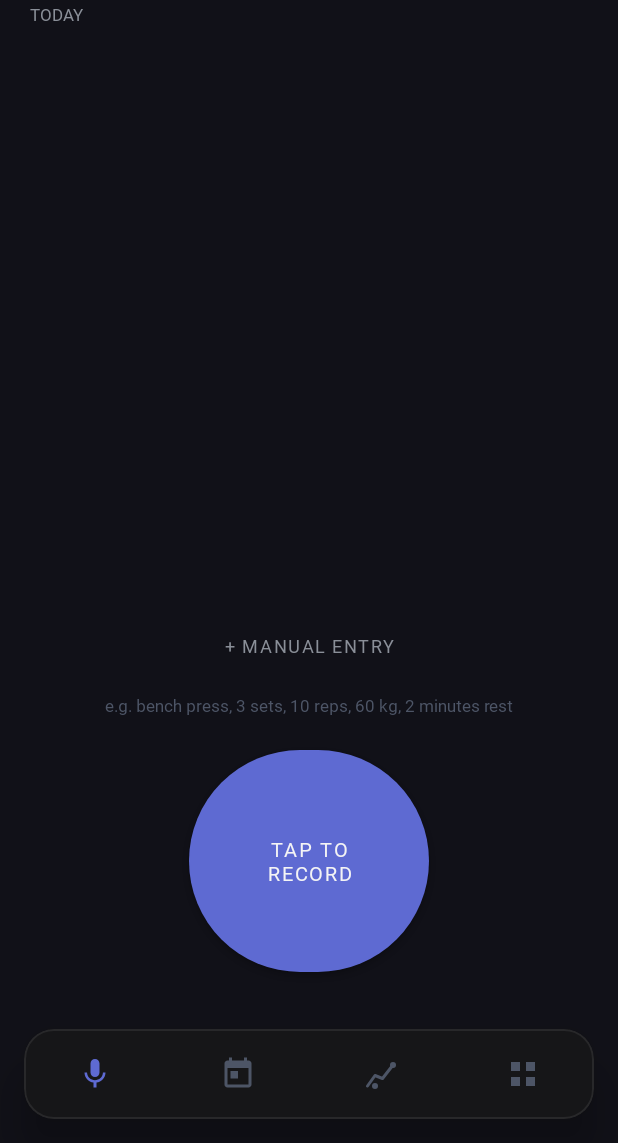
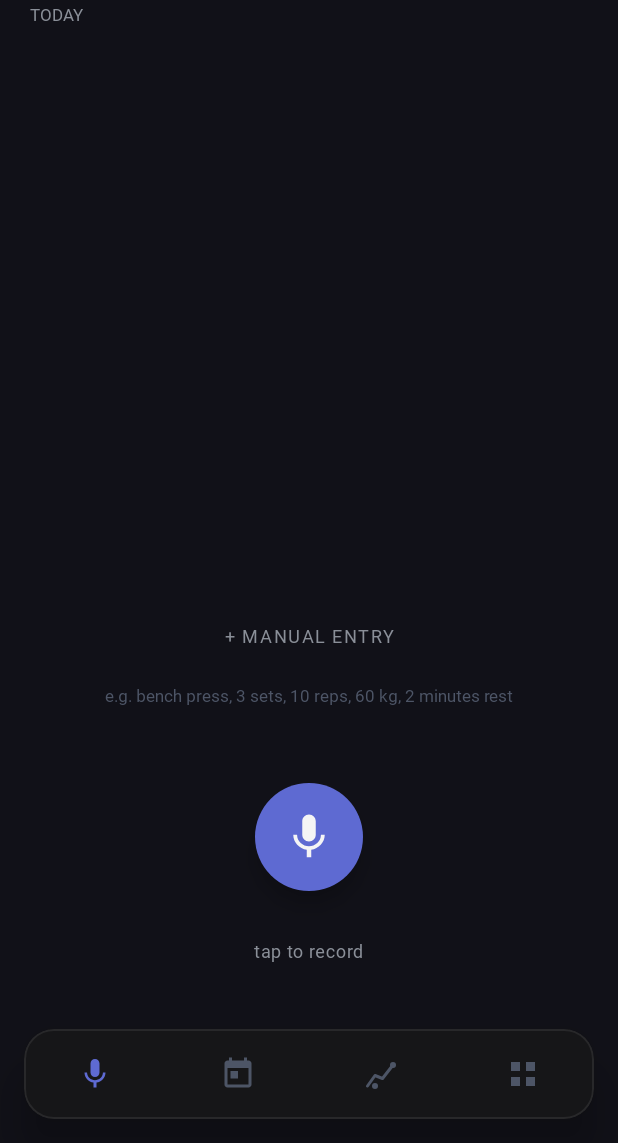
Before and after one commit to SpollaL/gymvoice, an Android app: the screen it shows after launch (MainActivity), on a phone screen of 412 x 824 dp, the part 93-1236 px from its top. Run offline under Robolectric (Android 15) with nearby library versions, the phone set to English and light mode, and no system bars; our stand-ins replace Room's generated code; libraries missing offline, so code that uses them is left out: com.google.ai.edge.

Commit message:
feat: iOS-minimal record button with pulse animation
Replace 160dp text-button with clean 72dp circle + mic/stop icon.
Red pulsing ring animates outward on recording state.

Co-Authored-By: Claude Sonnet 4.6 <noreply@anthropic.com>

```diff
--- a/app/src/main/kotlin/com/gymvoice/ui/RecordFragment.kt
+++ b/app/src/main/kotlin/com/gymvoice/ui/RecordFragment.kt
@@ -1,11 +1,15 @@
 package com.gymvoice.ui
 
 import android.Manifest
+import android.animation.AnimatorSet
+import android.animation.ObjectAnimator
 import android.content.pm.PackageManager
+import android.content.res.ColorStateList
 import android.os.Bundle
 import android.view.LayoutInflater
 import android.view.View
 import android.view.ViewGroup
+import android.view.animation.AccelerateDecelerateInterpolator
 import android.widget.EditText
 import android.widget.Toast
 import androidx.activity.result.contract.ActivityResultContracts
@@ -29,6 +33,7 @@ class RecordFragment : Fragment() {
     val binding get() = _binding!!
     private val viewModel: MainViewModel by activityViewModels()
     private lateinit var adapter: WorkoutLogAdapter
+    private var pulseAnimator: AnimatorSet? = null
 
     private val requestMic =
         registerForActivityResult(ActivityResultContracts.RequestPermission()) { granted ->
@@ -79,22 +84,21 @@ class RecordFragment : Fragment() {
                 viewModel.uiState.collect { state ->
                     when (state) {
                         is MainViewModel.UiState.Idle -> {
-                            binding.btnRecord.text = getString(R.string.tap_to_record)
-                            binding.btnRecord.alpha = 1f
+                            setButtonIdle()
                             binding.tvStatus.text = ""
                         }
                         is MainViewModel.UiState.Recording -> {
-                            binding.btnRecord.text = getString(R.string.tap_to_stop)
-                            binding.btnRecord.alpha = 1f
+                            setButtonRecording()
                             binding.tvStatus.text = ""
                         }
                         is MainViewModel.UiState.Processing -> {
-                            binding.btnRecord.alpha = 0.5f
+                            binding.ivRecordIcon.alpha = 0.4f
+                            binding.tvRecordLabel.text = ""
+                            stopPulse()
                             binding.tvStatus.text = state.status
                         }
                         is MainViewModel.UiState.Error -> {
-                            binding.btnRecord.text = getString(R.string.tap_to_record)
-                            binding.btnRecord.alpha = 1f
+                            setButtonIdle()
                             binding.tvStatus.text = state.message
                         }
                     }
@@ -157,8 +161,65 @@ class RecordFragment : Fragment() {
     }
 
     override fun onDestroyView() {
+        pulseAnimator?.cancel()
+        pulseAnimator = null
         super.onDestroyView()
         _binding = null
+    }
+
+    private fun setButtonIdle() {
+        binding.ivRecordIcon.setImageResource(R.drawable.ic_mic)
+        binding.ivRecordIcon.backgroundTintList =
+            ColorStateList.valueOf(ContextCompat.getColor(requireContext(), R.color.accent))
+        binding.ivRecordIcon.alpha = 1f
+        binding.tvRecordLabel.text = getString(R.string.record_label_idle)
+        stopPulse()
+    }
+
+    private fun setButtonRecording() {
+        binding.ivRecordIcon.setImageResource(R.drawable.ic_stop)
+        binding.ivRecordIcon.backgroundTintList =
+            ColorStateList.valueOf(ContextCompat.getColor(requireContext(), R.color.red))
+        binding.ivRecordIcon.alpha = 1f
+        binding.tvRecordLabel.text = getString(R.string.record_label_recording)
+        startPulse()
+    }
+
+    private fun startPulse() {
+        pulseAnimator?.cancel()
+        val ring = binding.pulseRing
+        ring.scaleX = 1f
+        ring.scaleY = 1f
+        ring.backgroundTintList =
+            ColorStateList.valueOf(ContextCompat.getColor(requireContext(), R.color.red))
+        val scaleX = ObjectAnimator.ofFloat(ring, "scaleX", 1f, 1.7f).apply {
+            duration = 1100
+            repeatCount = ObjectAnimator.INFINITE
+            repeatMode = ObjectAnimator.RESTART
+            interpolator = AccelerateDecelerateInterpolator()
+        }
+        val scaleY = ObjectAnimator.ofFloat(ring, "scaleY", 1f, 1.7f).apply {
+            duration = 1100
+            repeatCount = ObjectAnimator.INFINITE
+            repeatMode = ObjectAnimator.RESTART
+            interpolator = AccelerateDecelerateInterpolator()
+        }
+        val alpha = ObjectAnimator.ofFloat(ring, "alpha", 0.75f, 0f).apply {
+            duration = 1100
+            repeatCount = ObjectAnimator.INFINITE
+            repeatMode = ObjectAnimator.RESTART
+            interpolator = AccelerateDecelerateInterpolator()
+        }
+        pulseAnimator = AnimatorSet().apply {
+            playTogether(scaleX, scaleY, alpha)
+            start()
+        }
+    }
+
+    private fun stopPulse() {
+        pulseAnimator?.cancel()
+        pulseAnimator = null
+        binding.pulseRing.animate().alpha(0f).scaleX(1f).scaleY(1f).setDuration(200).start()
     }
 
     private fun showManualEntryDialog() {
--- /dev/null
+++ b/app/src/main/res/drawable/bg_record_inner.xml
@@ -0,0 +1,5 @@
+<?xml version="1.0" encoding="utf-8"?>
+<shape xmlns:android="http://schemas.android.com/apk/res/android"
+    android:shape="oval">
+    <solid android:color="#FFFFFF" />
+</shape>
--- /dev/null
+++ b/app/src/main/res/drawable/bg_record_ring.xml
@@ -0,0 +1,8 @@
+<?xml version="1.0" encoding="utf-8"?>
+<shape xmlns:android="http://schemas.android.com/apk/res/android"
+    android:shape="oval">
+    <stroke
+        android:width="2dp"
+        android:color="#FFFFFF" />
+    <solid android:color="@android:color/transparent" />
+</shape>
--- /dev/null
+++ b/app/src/main/res/drawable/ic_stop.xml
@@ -0,0 +1,10 @@
+<?xml version="1.0" encoding="utf-8"?>
+<vector xmlns:android="http://schemas.android.com/apk/res/android"
+    android:width="24dp"
+    android:height="24dp"
+    android:viewportWidth="24"
+    android:viewportHeight="24">
+    <path
+        android:fillColor="@android:color/white"
+        android:pathData="M7,7 h10 v10 h-10 z" />
+</vector>
--- a/app/src/main/res/layout/fragment_record.xml
+++ b/app/src/main/res/layout/fragment_record.xml
@@ -4,7 +4,8 @@
     xmlns:app="http://schemas.android.com/apk/res-auto"
     android:layout_width="match_parent"
     android:layout_height="match_parent"
-    android:background="@color/background">
+    android:background="@color/background"
+    android:clipChildren="false">
 
     <com.google.android.material.button.MaterialButton
         android:id="@+id/btnStandardize"
@@ -88,27 +89,65 @@
         android:textSize="11sp"
         android:textColor="@color/overlay0"
         android:gravity="center"
-        android:layout_marginBottom="16dp"
+        android:layout_marginBottom="32dp"
         android:layout_marginStart="32dp"
         android:layout_marginEnd="32dp"
         app:layout_constraintBottom_toTopOf="@id/btnRecord"
         app:layout_constraintStart_toStartOf="parent"
         app:layout_constraintEnd_toEndOf="parent" />
 
-    <com.google.android.material.button.MaterialButton
+    <!-- Record button tap target -->
+    <FrameLayout
         android:id="@+id/btnRecord"
-        android:layout_width="160dp"
-        android:layout_height="160dp"
-        android:text="@string/tap_to_record"
-        android:textColor="@color/text"
-        android:textSize="13sp"
-        android:textStyle="bold"
-        android:elevation="8dp"
-        app:backgroundTint="@color/accent"
-        app:cornerRadius="80dp"
+        android:layout_width="110dp"
+        android:layout_height="110dp"
+        android:clickable="true"
+        android:focusable="true"
+        android:clipChildren="false"
+        android:foreground="?attr/selectableItemBackgroundBorderless"
+        android:layout_marginBottom="12dp"
+        app:layout_constraintBottom_toTopOf="@id/tvRecordLabel"
+        app:layout_constraintStart_toStartOf="parent"
+        app:layout_constraintEnd_toEndOf="parent">
+
+        <!-- Pulsing ring, initially invisible -->
+        <View
+            android:id="@+id/pulseRing"
+            android:layout_width="110dp"
+            android:layout_height="110dp"
+            android:background="@drawable/bg_record_ring"
+            android:alpha="0" />
+
+        <!-- Inner circle with icon -->
+        <ImageView
+            android:id="@+id/ivRecordIcon"
+            android:layout_width="72dp"
+            android:layout_height="72dp"
+            android:layout_gravity="center"
+            android:background="@drawable/bg_record_inner"
+            android:backgroundTint="@color/accent"
+            android:src="@drawable/ic_mic"
+            android:tint="@color/text"
+            android:padding="18dp"
+            android:scaleType="fitCenter"
+            android:elevation="8dp"
+            android:outlineProvider="background"
+            android:contentDescription="Record" />
+
+    </FrameLayout>
+
+    <!-- State label below button -->
+    <TextView
+        android:id="@+id/tvRecordLabel"
+        android:layout_width="wrap_content"
+        android:layout_height="wrap_content"
+        android:text="@string/record_label_idle"
+        android:textSize="12sp"
+        android:letterSpacing="0.04"
+        android:textColor="@color/subtext0"
+        android:layout_marginBottom="44dp"
         app:layout_constraintBottom_toBottomOf="parent"
         app:layout_constraintStart_toStartOf="parent"
-        app:layout_constraintEnd_toEndOf="parent"
-        android:layout_marginBottom="32dp" />
+        app:layout_constraintEnd_toEndOf="parent" />
 
 </androidx.constraintlayout.widget.ConstraintLayout>
--- a/app/src/main/res/values/strings.xml
+++ b/app/src/main/res/values/strings.xml
@@ -36,4 +36,6 @@
     <string name="quick_log_reps_hint">reps</string>
     <string name="quick_log_weight_hint">weight</string>
     <string name="quick_log_log">log</string>
+    <string name="record_label_idle">tap to record</string>
+    <string name="record_label_recording">recording · tap to stop</string>
 </resources>
```
